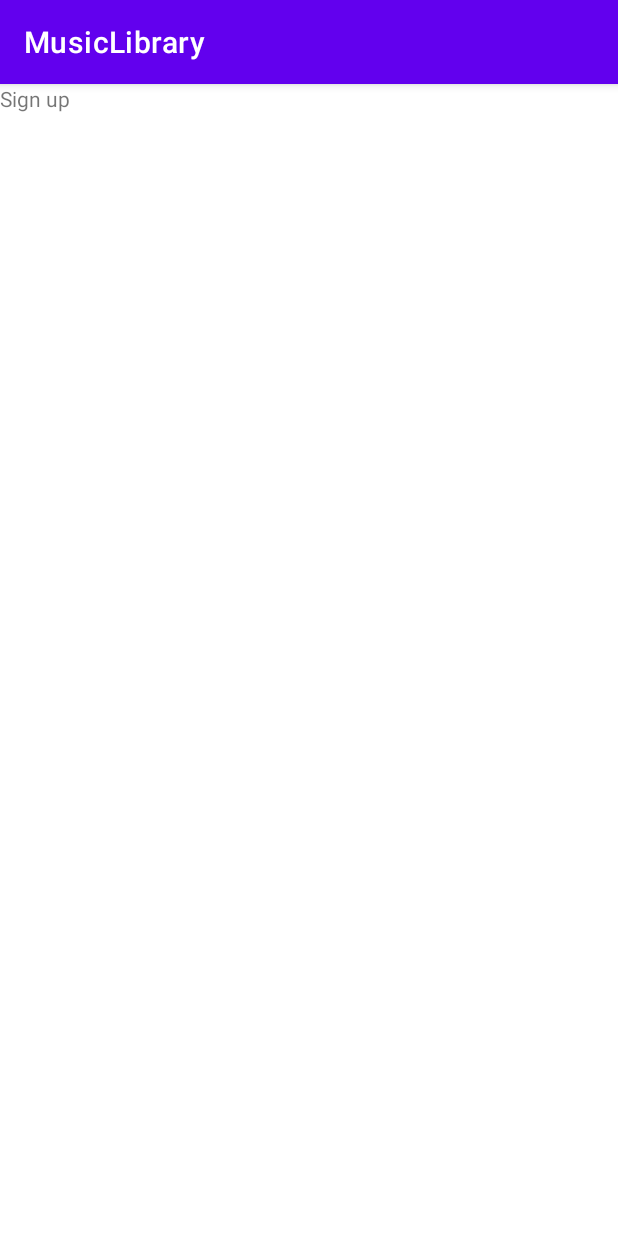
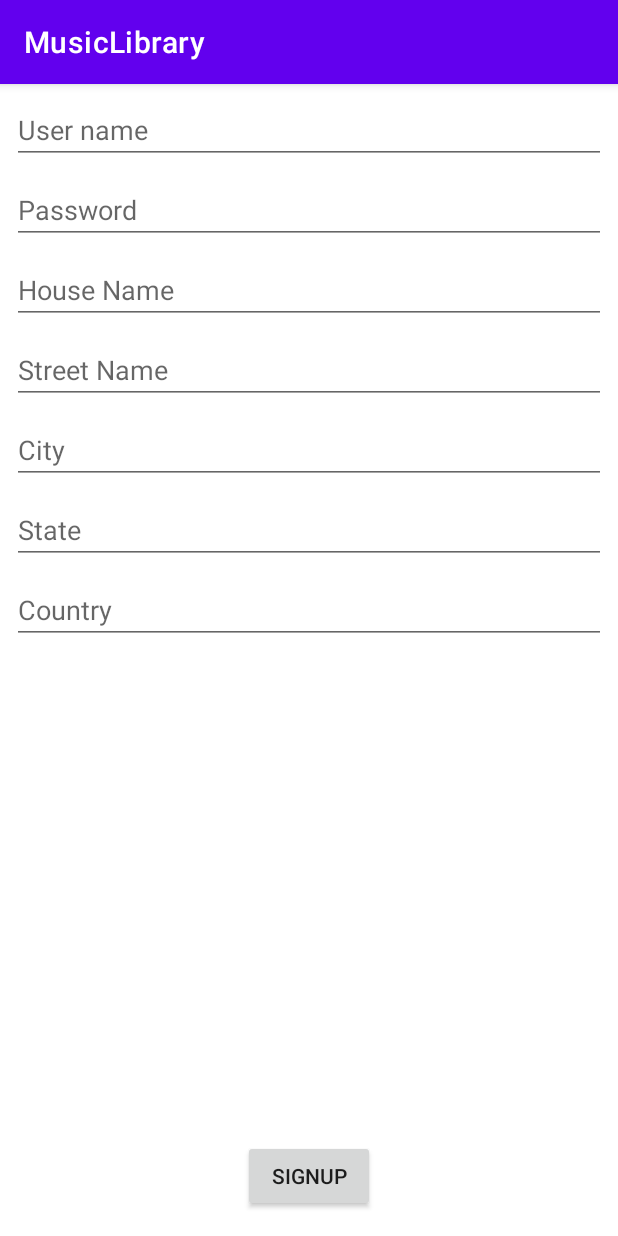
Before and after one commit to rahul-padmakumar/music_library, an Android app: the SignUpFragment screen opened through its navigation route, on a phone screen of 412 x 824 dp. Run offline under Robolectric (Android 15) with nearby library versions, the phone set to English and light mode, and no system bars; our stand-ins replace Dagger/Hilt's generated code.

Commit message:
develop: Complete the signup flow.

```diff
--- a/app/src/main/java/com/example/musiclibrary/ui/authentication/SignUpFragment.kt
+++ b/app/src/main/java/com/example/musiclibrary/ui/authentication/SignUpFragment.kt
@@ -2,22 +2,26 @@ package com.example.musiclibrary.ui.authentication
 
 import android.content.Context
 import android.os.Bundle
-import android.util.Log
 import android.view.LayoutInflater
 import android.view.View
 import android.view.ViewGroup
+import android.widget.Toast
 import androidx.fragment.app.Fragment
 import androidx.lifecycle.SavedStateHandle
 import androidx.lifecycle.ViewModelProvider
 import androidx.navigation.Navigation
+import androidx.navigation.fragment.findNavController
 import androidx.navigation.fragment.navArgs
 import com.example.musiclibrary.MusicLibraryApplication
 import com.example.musiclibrary.R
+import com.example.musiclibrary.databinding.FragmentSignUpBinding
 import com.example.musiclibrary.datasource.db.entities.Address
 import com.example.musiclibrary.models.Resource
 import com.example.musiclibrary.models.UserModel
 import com.example.musiclibrary.ui.authentication.login.LoginFragment
 import javax.inject.Inject
+import kotlin.properties.Delegates
+import kotlin.reflect.KProperty
 
 
 /**
@@ -28,9 +32,14 @@ import javax.inject.Inject
 class SignUpFragment : Fragment() {
 
     private var savedStateHandle: SavedStateHandle? = null
-    private var userName: String? = null
+    private var userName: String? by Delegates.observable(""){
+            _: KProperty<*>, _: String?, newValue: String? ->
+        signUpBinding?.txtUserName?.setText(newValue)
+    }
 
     private val args: SignUpFragmentArgs by navArgs()
+
+    private var signUpBinding: FragmentSignUpBinding? = null
 
     @Inject
     lateinit var viewModelFactory: ViewModelProvider.Factory
@@ -51,8 +60,8 @@ class SignUpFragment : Fragment() {
         savedInstanceState: Bundle?
     ): View? {
         // Inflate the layout for this fragment
-        userName = args.argsUserName
-        return inflater.inflate(R.layout.fragment_sign_up, container, false)
+        signUpBinding = FragmentSignUpBinding.inflate(inflater, container, false)
+        return signUpBinding?.root
     }
 
     override fun onViewCreated(view: View, savedInstanceState: Bundle?) {
@@ -62,38 +71,49 @@ class SignUpFragment : Fragment() {
             .previousBackStackEntry?.savedStateHandle
         savedStateHandle?.set(LoginFragment.IS_USER_SIGNED_IN, false)
 
+        args.argsUserName?.run {
+            userName = this
+        }
+
         signUpViewModel.liveData.observe(
             viewLifecycleOwner,
             {
                 when(it){
                     is Resource.Success -> {
-                        Log.d("Rahul", "Sign up successful")
+                        savedStateHandle?.set(LoginFragment.IS_USER_SIGNED_IN, true)
+                        findNavController().popBackStack()
                     }
                     is Resource.Failure -> {
-                        Log.d("Rahul", "Sign up failure: ${it.errorMessage}")
+                        Toast.makeText(requireContext(), it.errorMessage, Toast.LENGTH_SHORT).show()
                     }
                     is Resource.Progress -> {
-                        Log.d("Rahul", "Sign up progress")
+                        Toast.makeText(
+                            requireContext(),
+                            "SignUp progress",
+                            Toast.LENGTH_SHORT
+                        ).show()
                     }
                 }
             }
         )
 
-        signUpViewModel.validateAndSignUpUser(
-            UserModel(
-                name = userName ?: "Name0",
-                password = "123456",
-                address = Address(
-                    houseName = "ARC",
-                    streetName = "SS Road",
-                    city = "TVPM",
-                    state = "KERALA",
-                    country = "IND"
+        signUpBinding?.run {
+            btnSignup.setOnClickListener {
+                signUpViewModel.validateAndSignUpUser(
+                    UserModel(
+                        name = signUpBinding?.txtUserName?.text.toString(),
+                        password = signUpBinding?.txtPassword?.text.toString(),
+                        address = Address(
+                            houseName = signUpBinding?.txtHouseName?.text.toString(),
+                            streetName = signUpBinding?.txtStreetName?.text.toString(),
+                            city = signUpBinding?.txtCityName?.text.toString(),
+                            state = signUpBinding?.txtStateName?.text.toString(),
+                            country = signUpBinding?.txtCountryName?.text.toString()
+                        )
+                    )
                 )
-            )
-        )
-
-        Log.d("Rahul", "User name is $userName")
+            }
+        }
     }
 
     companion object {
--- a/app/src/main/res/layout/fragment_sign_up.xml
+++ b/app/src/main/res/layout/fragment_sign_up.xml
@@ -1,13 +1,76 @@
 <?xml version="1.0" encoding="utf-8"?>
-<FrameLayout xmlns:android="http://schemas.android.com/apk/res/android"
+<androidx.core.widget.NestedScrollView xmlns:android="http://schemas.android.com/apk/res/android"
     xmlns:tools="http://schemas.android.com/tools"
     android:layout_width="match_parent"
     android:layout_height="match_parent"
-    tools:context=".ui.authentication.SignUpFragment">
+    tools:context=".ui.authentication.SignUpFragment"
+    android:fillViewport="true">
 
-    <TextView
+    <LinearLayout
         android:layout_width="match_parent"
-        android:layout_height="match_parent"
-        android:text="Sign up" />
+        android:layout_height="wrap_content"
+        android:orientation="vertical"
+        android:layout_margin="8dp">
 
-</FrameLayout>
+        <androidx.appcompat.widget.AppCompatEditText
+            android:id="@+id/txt_user_name"
+            android:layout_width="match_parent"
+            android:layout_height="wrap_content"
+            android:hint="@string/hint_user_name"/>
+
+        <androidx.appcompat.widget.AppCompatEditText
+            android:id="@+id/txt_password"
+            android:layout_width="match_parent"
+            android:layout_height="wrap_content"
+            android:hint="@string/hint_password"
+            android:layout_marginTop="8dp"/>
+
+        <androidx.appcompat.widget.AppCompatEditText
+            android:id="@+id/txt_house_name"
+            android:layout_width="match_parent"
+            android:layout_height="wrap_content"
+            android:hint="@string/hint_house_name"
+            android:layout_marginTop="8dp"/>
+
+        <androidx.appcompat.widget.AppCompatEditText
+            android:id="@+id/txt_street_name"
+            android:layout_width="match_parent"
+            android:layout_height="wrap_content"
+            android:hint="@string/hint_street_name"
+            android:layout_marginTop="8dp"/>
+
+        <androidx.appcompat.widget.AppCompatEditText
+            android:id="@+id/txt_city_name"
+            android:layout_width="match_parent"
+            android:layout_height="wrap_content"
+            android:hint="@string/hint_city"
+            android:layout_marginTop="8dp"/>
+
+        <androidx.appcompat.widget.AppCompatEditText
+            android:id="@+id/txt_state_name"
+            android:layout_width="match_parent"
+            android:layout_height="wrap_content"
+            android:hint="@string/hint_state"
+            android:layout_marginTop="8dp"/>
+
+        <androidx.appcompat.widget.AppCompatEditText
+            android:id="@+id/txt_country_name"
+            android:layout_width="match_parent"
+            android:layout_height="wrap_content"
+            android:hint="@string/hint_country"
+            android:layout_marginTop="8dp"/>
+
+        <Space
+            android:layout_width="match_parent"
+            android:layout_height="0dp"
+            android:layout_weight="1"/>
+
+        <androidx.appcompat.widget.AppCompatButton
+            android:id="@+id/btn_signup"
+            android:layout_width="wrap_content"
+            android:layout_height="wrap_content"
+            android:layout_gravity="center"
+            android:layout_marginBottom="8dp"
+            android:text="@string/label_btn_signup"/>
+    </LinearLayout>
+</androidx.core.widget.NestedScrollView>
--- a/app/src/main/res/values/strings.xml
+++ b/app/src/main/res/values/strings.xml
@@ -4,4 +4,9 @@
     <string name="hint_password">Password</string>
     <string name="label_btn_login">Login</string>
     <string name="label_btn_signup">Signup</string>
+    <string name="hint_house_name">House Name</string>
+    <string name="hint_street_name">Street Name</string>
+    <string name="hint_city">City</string>
+    <string name="hint_state">State</string>
+    <string name="hint_country">Country</string>
 </resources>
```
